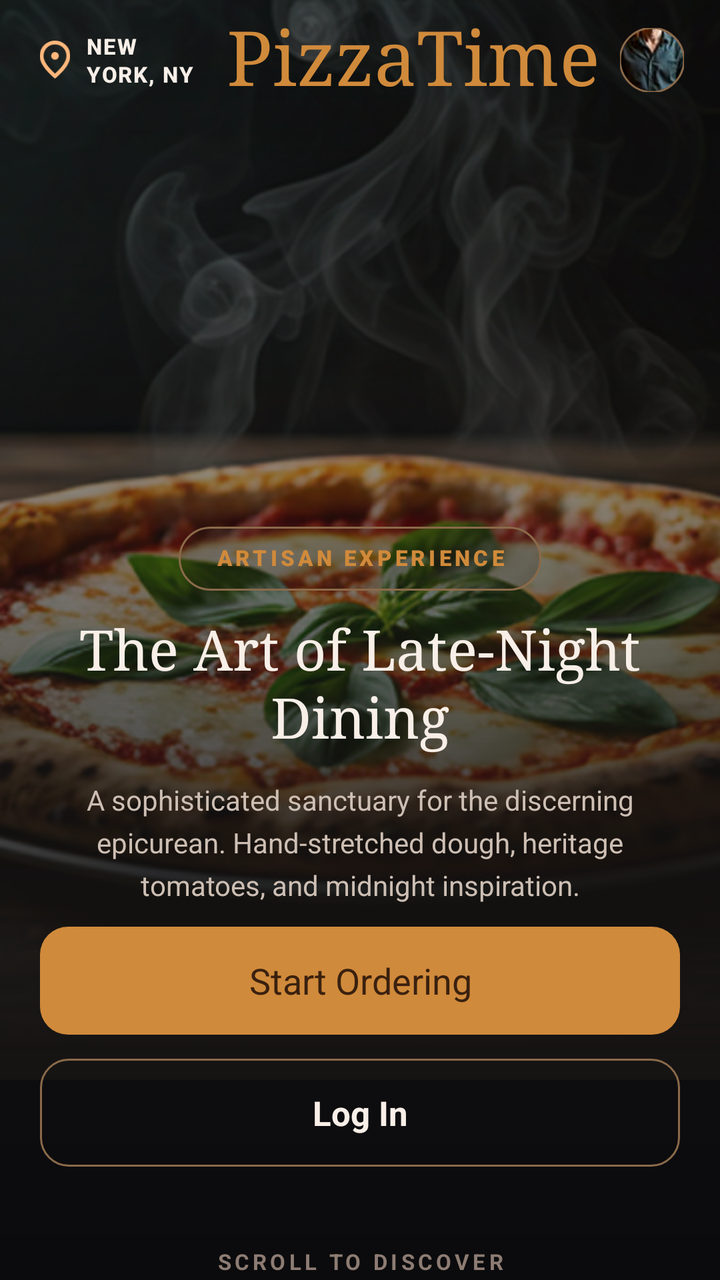
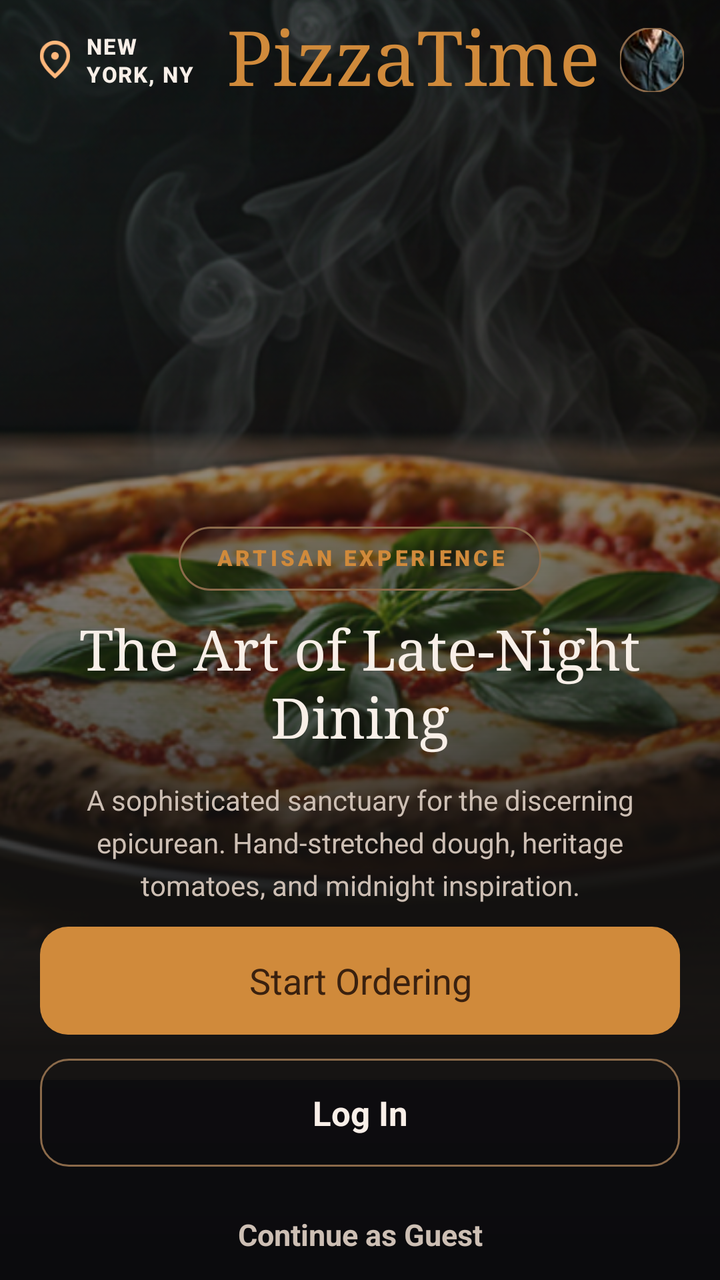

Two renders of the same Android screen: before a commit and after it. Below are the layout's source before the change and the commit's diff.
<!-- AndroidManifest.xml: application theme Theme.PizzaTime -->
<!-- res/layout/fragment_welcome.xml -->
<?xml version="1.0" encoding="utf-8"?>
<ScrollView xmlns:android="http://schemas.android.com/apk/res/android"
    xmlns:app="http://schemas.android.com/apk/res-auto"
    android:id="@+id/welcomeRoot"
    android:layout_width="match_parent"
    android:layout_height="match_parent"
    android:background="@drawable/bg_app_dark"
    android:fillViewport="true"
    android:overScrollMode="never"
    android:scrollbars="none">

    <LinearLayout
        android:layout_width="match_parent"
        android:layout_height="wrap_content"
        android:orientation="vertical">

        <FrameLayout
            android:layout_width="match_parent"
            android:layout_height="540dp">

            <ImageView
                android:id="@+id/imgHero"
                android:layout_width="match_parent"
                android:layout_height="match_parent"
                android:contentDescription="@string/app_name"
                android:scaleType="centerCrop"
                android:src="@drawable/img_welcome_hero" />

            <View
                android:layout_width="match_parent"
                android:layout_height="match_parent"
                android:background="@drawable/bg_welcome_hero_radial" />

            <View
                android:layout_width="match_parent"
                android:layout_height="match_parent"
                android:background="@drawable/bg_welcome_hero_linear" />

            <LinearLayout
                android:id="@+id/topBar"
                android:layout_width="match_parent"
                android:layout_height="60dp"
                android:layout_gravity="top"
                android:gravity="center_vertical"
                android:orientation="horizontal"
                android:paddingStart="18dp"
                android:paddingEnd="18dp">

                <LinearLayout
                    android:layout_width="0dp"
                    android:layout_height="wrap_content"
                    android:layout_weight="1"
                    android:gravity="center_vertical"
                    android:orientation="horizontal">

                    <ImageView
                        android:id="@+id/imgLocation"
                        android:layout_width="19dp"
                        android:layout_height="19dp"
                        android:contentDescription="@string/welcome_location_label"
                        android:scaleType="fitCenter"
                        android:src="@drawable/ic_location" />

                    <TextView
                        android:id="@+id/tvLocation"
                        android:layout_width="wrap_content"
                        android:layout_height="wrap_content"
                        android:layout_marginStart="6dp"
                        android:fontFamily="sans-serif-medium"
                        android:letterSpacing="0.06"
                        android:lineSpacingExtra="1dp"
                        android:text="@string/welcome_location_value"
                        android:textAllCaps="true"
                        android:textColor="@color/pt_text_primary"
                        android:textSize="11sp"
                        android:textStyle="bold" />

                </LinearLayout>

                <TextView
                    android:id="@+id/tvBrand"
                    android:layout_width="wrap_content"
                    android:layout_height="wrap_content"
                    android:fontFamily="serif"
                    android:includeFontPadding="false"
                    android:text="@string/app_name"
                    android:textColor="@color/pt_gold"
                    android:textSize="38sp" />

                <com.google.android.material.imageview.ShapeableImageView
                    android:id="@+id/imgAvatar"
                    android:layout_width="32dp"
                    android:layout_height="32dp"
                    android:layout_marginStart="10dp"
                    android:contentDescription="@string/welcome_avatar_content_description"
                    android:scaleType="centerCrop"
                    android:src="@drawable/bg_avatar"
                    app:shapeAppearanceOverlay="@style/ShapeAppearance.PizzaTime.Circle"
                    app:strokeColor="@color/pt_stroke_gold"
                    app:strokeWidth="1dp" />

            </LinearLayout>

            <LinearLayout
                android:id="@+id/heroContent"
                android:layout_width="match_parent"
                android:layout_height="wrap_content"
                android:layout_gravity="bottom"
                android:gravity="center_horizontal"
                android:orientation="vertical"
                android:layout_marginBottom="64dp"
                android:paddingStart="26dp"
                android:paddingEnd="26dp"
                android:paddingBottom="24dp">

                <TextView
                    android:id="@+id/tvChip"
                    android:layout_width="wrap_content"
                    android:layout_height="32dp"
                    android:background="@drawable/bg_welcome_chip"
                    android:fontFamily="sans-serif-black"
                    android:gravity="center"
                    android:includeFontPadding="false"
                    android:letterSpacing="0.16"
                    android:paddingStart="18dp"
                    android:paddingEnd="18dp"
                    android:text="@string/welcome_chip"
                    android:textAllCaps="true"
                    android:textColor="@color/pt_gold"
                    android:textSize="11sp"
                    android:textStyle="bold" />

                <TextView
                    android:id="@+id/tvHeroTitle"
                    android:layout_width="match_parent"
                    android:layout_height="wrap_content"
                    android:layout_marginTop="14dp"
                    android:fontFamily="serif"
                    android:gravity="center"
                    android:includeFontPadding="false"
                    android:lineSpacingExtra="1dp"
                    android:text="@string/welcome_hero_title"
                    android:textColor="@color/pt_text_primary"
                    android:textSize="28sp" />

                <TextView
                    android:id="@+id/tvHeroSubtitle"
                    android:layout_width="match_parent"
                    android:layout_height="wrap_content"
                    android:layout_marginTop="14dp"
                    android:gravity="center"
                    android:lineSpacingExtra="5dp"
                    android:text="@string/welcome_hero_subtitle"
                    android:textColor="@color/pt_text_secondary"
                    android:textSize="14sp" />

            </LinearLayout>

        </FrameLayout>

        <LinearLayout
            android:id="@+id/actionSection"
            android:layout_width="match_parent"
            android:layout_height="wrap_content"
            android:layout_marginTop="-77dp"
            android:orientation="vertical"
            android:paddingStart="20dp"
            android:paddingTop="0dp"
            android:paddingEnd="20dp">

            <TextView
                android:id="@+id/btnStartOrdering"
                android:layout_width="match_parent"
                android:layout_height="54dp"
                android:background="@drawable/bg_welcome_button_primary"
                android:clickable="true"
                android:focusable="true"
                android:gravity="center"
                android:text="@string/welcome_start_ordering"
                android:textColor="@color/pt_text_dark"
                android:textSize="18sp"
                android:textStyle="normal" />

            <TextView
                android:id="@+id/btnLogin"
                android:layout_width="match_parent"
                android:layout_height="54dp"
                android:layout_marginTop="12dp"
                android:background="@drawable/bg_welcome_button_outline"
                android:clickable="true"
                android:focusable="true"
                android:gravity="center"
                android:text="@string/welcome_login"
                android:textColor="@color/pt_text_primary"
                android:textSize="17sp"
                android:textStyle="bold" />

            <TextView
                android:id="@+id/tvScrollToDiscover"
                android:layout_width="match_parent"
                android:layout_height="wrap_content"
                android:layout_marginTop="40dp"
                android:gravity="center"
                android:letterSpacing="0.16"
                android:text="@string/welcome_scroll_to_discover"
                android:textColor="@color/pt_text_muted"
                android:textSize="11sp"
                android:textStyle="bold" />

            <View
                android:layout_width="1dp"
                android:layout_height="42dp"
                android:layout_gravity="center_horizontal"
                android:layout_marginTop="10dp"
                android:background="@drawable/pt_gold_dark" />

        </LinearLayout>

        <LinearLayout
            android:id="@+id/featureSection"
            android:layout_width="match_parent"
            android:layout_height="wrap_content"
            android:orientation="vertical"
            android:paddingStart="20dp"
            android:paddingTop="28dp"
            android:paddingEnd="20dp">

            <LinearLayout
                android:id="@+id/cardWoodFired"
                android:layout_width="match_parent"
                android:layout_height="148dp"
                android:background="@drawable/bg_welcome_feature_card"
                android:gravity="bottom"
                android:orientation="vertical"
                android:padding="16dp">

                <ImageView
                    android:id="@+id/imgFire"
                    android:layout_width="26dp"
                    android:layout_height="26dp"
                    android:layout_gravity="start"
                    android:layout_marginBottom="28dp"
                    android:contentDescription="@string/welcome_wood_fired_content_description"
                    android:scaleType="fitCenter"
                    android:src="@drawable/ic_fire" />

                <TextView
                    android:layout_width="match_parent"
                    android:layout_height="wrap_content"
                    android:text="@string/welcome_wood_fired_title"
                    android:textColor="@color/pt_text_primary"
                    android:textSize="18sp"
                    android:textStyle="bold" />

                <TextView
                    android:layout_width="match_parent"
                    android:layout_height="wrap_content"
                    android:layout_marginTop="4dp"
                    android:text="@string/welcome_wood_fired_subtitle"
                    android:textColor="@color/pt_text_secondary"
                    android:textSize="13sp" />

            </LinearLayout>

            <LinearLayout
                android:id="@+id/cardMidnightDelivery"
                android:layout_width="match_parent"
                android:layout_height="148dp"
                android:layout_marginTop="14dp"
                android:background="@drawable/bg_welcome_feature_card"
                android:gravity="bottom"
                android:orientation="vertical"
                android:padding="16dp">

                <ImageView
                    android:id="@+id/imgDelivery"
                    android:layout_width="26dp"
                    android:layout_height="26dp"
                    android:layout_gravity="start"
                    android:layout_marginBottom="28dp"
                    android:contentDescription="@string/welcome_delivery_content_description"
                    android:scaleType="fitCenter"
                    android:src="@drawable/ic_midnight_delivery" />

                <TextView
                    android:layout_width="match_parent"
                    android:layout_height="wrap_content"
                    android:text="@string/welcome_delivery_title"
                    android:textColor="@color/pt_text_primary"
                    android:textSize="18sp"
                    android:textStyle="bold" />

                <TextView
                    android:layout_width="match_parent"
                    android:layout_height="wrap_content"
                    android:layout_marginTop="4dp"
                    android:text="@string/welcome_delivery_subtitle"
                    android:textColor="@color/pt_text_secondary"
                    android:textSize="13sp" />

            </LinearLayout>

            <TextView
                android:id="@+id/tvFooter"
                android:layout_width="match_parent"
                android:layout_height="wrap_content"
                android:layout_marginTop="34dp"
                android:layout_marginBottom="24dp"
                android:gravity="center"
                android:letterSpacing="0.2"
                android:text="@string/welcome_footer"
                android:textColor="@color/pt_text_muted"
                android:textSize="11sp"
                android:textStyle="bold" />

        </LinearLayout>

    </LinearLayout>

</ScrollView>
<!-- resources referenced by this layout -->
<resources>
  <color name="pt_gold">#D08A3B</color>
  <color name="pt_stroke_gold">#8B6A4A</color>
  <color name="pt_text_dark">#3A210F</color>
  <color name="pt_text_muted">#8D7C73</color>
  <color name="pt_text_primary">#F8EFE8</color>
  <color name="pt_text_secondary">#CDBFB4</color>
  <!-- drawable bg_app_dark (drawable) -->
  <?xml version="1.0" encoding="utf-8"?>
  <shape xmlns:android="http://schemas.android.com/apk/res/android">
      <gradient
          android:angle="270"
          android:startColor="@color/pt_black"
          android:centerColor="@color/pt_dark"
          android:endColor="@color/pt_black" />
  </shape>
  <!-- drawable bg_welcome_chip (drawable) -->
  <?xml version="1.0" encoding="utf-8"?>
  <shape xmlns:android="http://schemas.android.com/apk/res/android">
      <solid android:color="#33251A10" />
      <stroke
          android:width="1dp"
          android:color="@color/pt_stroke_gold" />
      <corners android:radius="24dp" />
  </shape>
  <!-- drawable bg_welcome_feature_card (drawable) -->
  <?xml version="1.0" encoding="utf-8"?>
  <shape xmlns:android="http://schemas.android.com/apk/res/android">
      <solid android:color="@color/pt_card_dark" />
      <corners android:radius="14dp" />
      <stroke
          android:width="1dp"
          android:color="@color/pt_stroke_dark" />
  </shape>
  <!-- drawable bg_welcome_hero_linear (drawable) -->
  <?xml version="1.0" encoding="utf-8"?>
  <shape xmlns:android="http://schemas.android.com/apk/res/android">
  
      <gradient
          android:type="linear"
          android:angle="270"
          android:startColor="#26151312"
          android:centerColor="#80151312"
          android:endColor="#FF151312" />
  
  </shape>
  <string name="app_name">PizzaTime</string>
  <string name="welcome_avatar_content_description">Avatar</string>
  <string name="welcome_chip">ARTISAN EXPERIENCE</string>
  <string name="welcome_delivery_content_description">Delivery</string>
  <string name="welcome_delivery_subtitle">Precision arrival for the late-night crave.</string>
  <string name="welcome_delivery_title">Midnight Delivery</string>
  <string name="welcome_footer">PIZZATIME A© 2026 A· ARTISAN CRAFT</string>
  <string name="welcome_hero_subtitle">A sophisticated sanctuary for the discerning\nepicurean. Hand-stretched dough, heritage\ntomatoes, and midnight inspiration.</string>
  <string name="welcome_hero_title">The Art of Late-Night\nDining</string>
  <string name="welcome_location_label">Location</string>
  <string name="welcome_location_value">NEW\nYORK, NY</string>
  <string name="welcome_login">Log In</string>
  <string name="welcome_scroll_to_discover">SCROLL TO DISCOVER</string>
  <string name="welcome_start_ordering">Start Ordering </string>
  <string name="welcome_wood_fired_content_description">Wood fired</string>
  <string name="welcome_wood_fired_subtitle">Charred to perfection at 800 degrees.</string>
  <string name="welcome_wood_fired_title">Wood-Fired Mastery</string>
  <style name="ShapeAppearance.PizzaTime.Circle" parent="ShapeAppearance.MaterialComponents.SmallComponent">
          <item name="cornerFamily">rounded</item>
          <item name="cornerSize">50%</item>
      </style>
  <style name="Theme.PizzaTime" parent="Theme.MaterialComponents.DayNight.NoActionBar">
          
          <item name="colorOnPrimary">@color/white</item>
          
          <item name="colorOnSecondary">@color/black</item>
          
          <item name="android:statusBarColor">?attr/colorPrimaryVariant</item>
          
      </style>
  <color name="pt_black">#0B0B0D</color>
  <color name="pt_dark">#121014</color>
  <color name="pt_dark_2">#1A171D</color>
  <color name="pt_gold_dark">#8B5A2B</color>
  <color name="pt_card_dark">#191716</color>
  <color name="pt_stroke_dark">#2B2522</color>
  <color name="white">#FFFFFFFF</color>
  <color name="black">#FF000000</color>
  <!-- unchanged entries left out for length: 9 -->
</resources>

<!-- the commit's change to res/layout/fragment_welcome.xml (unified diff, before → after) -->
@@ -196,6 +196,19 @@
                 android:textStyle="bold" />
 
             <TextView
+                android:id="@+id/btnContinueAsGuest"
+                android:layout_width="match_parent"
+                android:layout_height="48dp"
+                android:layout_marginTop="10dp"
+                android:clickable="true"
+                android:focusable="true"
+                android:gravity="center"
+                android:text="@string/welcome_continue_as_guest"
+                android:textColor="@color/pt_text_secondary"
+                android:textSize="15sp"
+                android:textStyle="bold" />
+
+            <TextView
                 android:id="@+id/tvScrollToDiscover"
                 android:layout_width="match_parent"
                 android:layout_height="wrap_content"
<!-- resource entries referenced after the edit -->
@@ -48,6 +48,7 @@
   <string name="app_name">PizzaTime</string>
   <string name="welcome_avatar_content_description">Avatar</string>
   <string name="welcome_chip">ARTISAN EXPERIENCE</string>
+  <string name="welcome_continue_as_guest">Continue as Guest</string>
   <string name="welcome_delivery_content_description">Delivery</string>
   <string name="welcome_delivery_subtitle">Precision arrival for the late-night crave.</string>
   <string name="welcome_delivery_title">Midnight Delivery</string>
